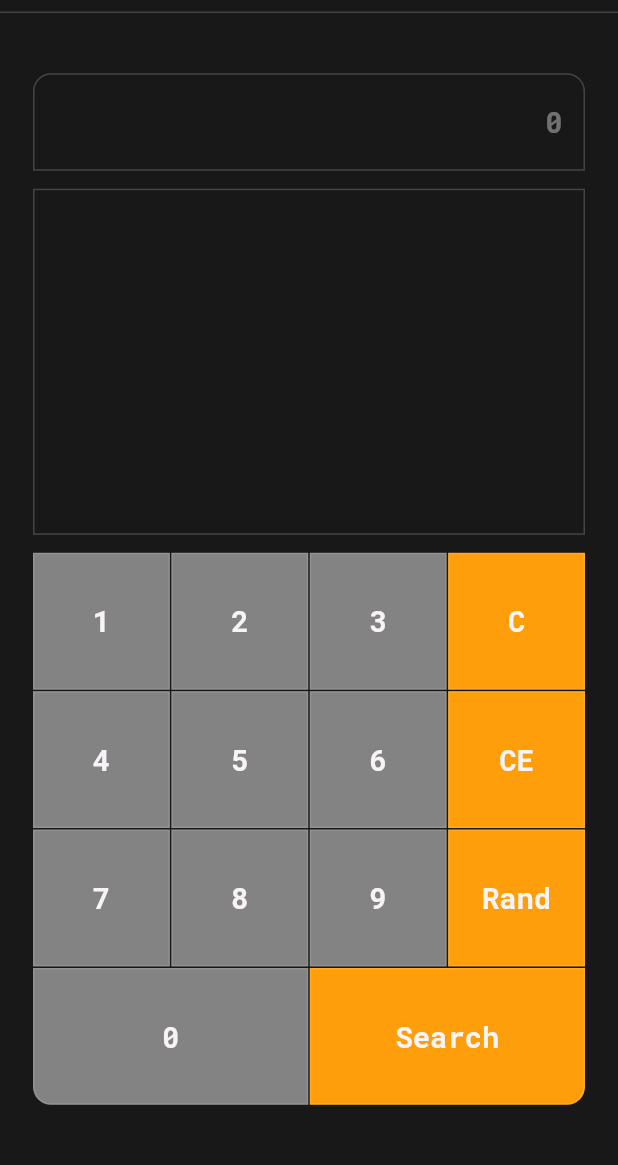
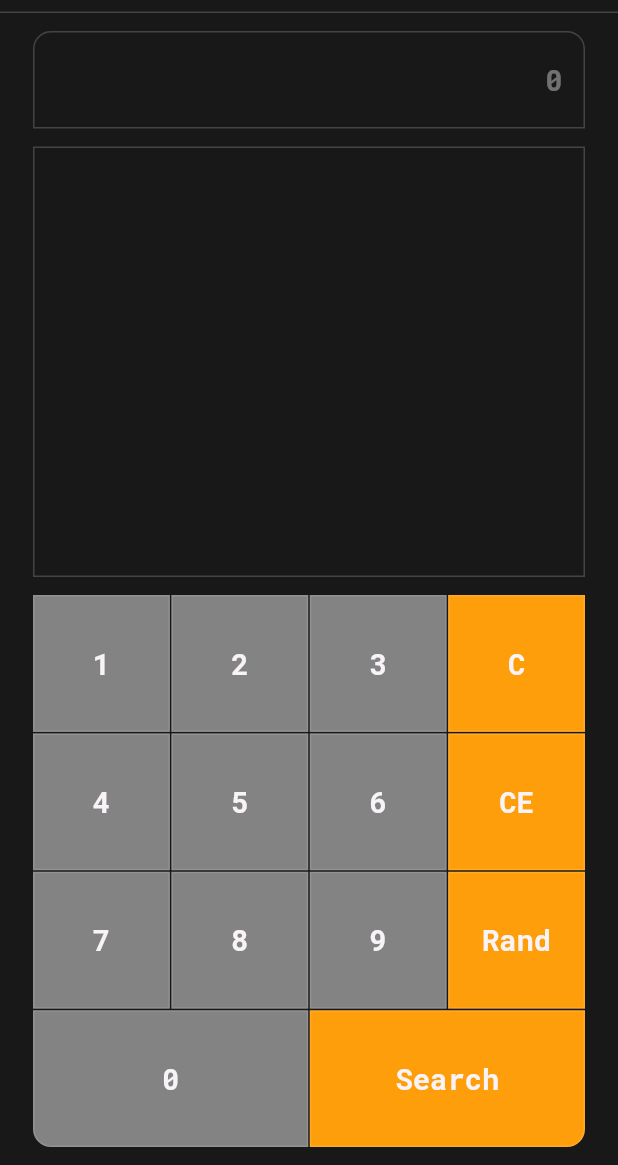
Before and after one commit to BBarisKilic/Numbers, a Flutter app: the screen it shows after launch, on a phone screen of 412 x 824 dp, the part 71-1236 px from its top. Run offline on Flutter 3.47's test engine with Material 2 defaults, Android fonts, the phone set to English and light mode, and no system bars; our stand-ins replace bloc, dio, flutter_bloc, flutter_svg, freezed_annotation, get_it and 4 more.

Commit message:
Refactored NumberPage.

```diff
--- a/lib/src/presentation/number/pages/number_page.dart
+++ b/lib/src/presentation/number/pages/number_page.dart
@@ -17,19 +17,24 @@ class NumberPage extends StatelessWidget {
           titleSpacing: kHorizontalSpace,
           onTap: () => context.read<NumberCubit>().onTapSettingsButton(context),
         ),
-        body: Padding(
-          padding: const EdgeInsets.symmetric(horizontal: kHorizontalSpace),
+        body: SafeArea(
+          child: Padding(
+            padding: const EdgeInsets.symmetric(
+              horizontal: kHorizontalSpace,
+              vertical: kVerticalSpace,
+            ),
             child: Column(
-            mainAxisAlignment: MainAxisAlignment.center,
+              mainAxisAlignment: MainAxisAlignment.start,
               crossAxisAlignment: CrossAxisAlignment.stretch,
               children: const [
                 NumberTextFormField(),
                 SizedBox(height: kVerticalSpace),
-              InfoContainer(),
+                Expanded(child: InfoContainer()),
                 SizedBox(height: kVerticalSpace),
                 NumpadGridView(),
               ],
             ),
           ),
+        ),
       );
 }
--- a/lib/src/presentation/number/widgets/info_container.dart
+++ b/lib/src/presentation/number/widgets/info_container.dart
@@ -1,6 +1,5 @@
 import 'package:flutter/material.dart';
 import 'package:flutter_bloc/flutter_bloc.dart';
-import 'package:sizer/sizer.dart';
 
 import '../../../core/core.dart';
 import '../number.dart';
@@ -12,7 +11,6 @@ class InfoContainer extends StatelessWidget {
 
   @override
   Widget build(BuildContext context) => Container(
-        height: 28.h,
         padding: const EdgeInsets.symmetric(
           vertical: kVerticalSpace,
           horizontal: kHorizontalSpace,
```
Lines whose indentation alone changed are shown as unchanged.
